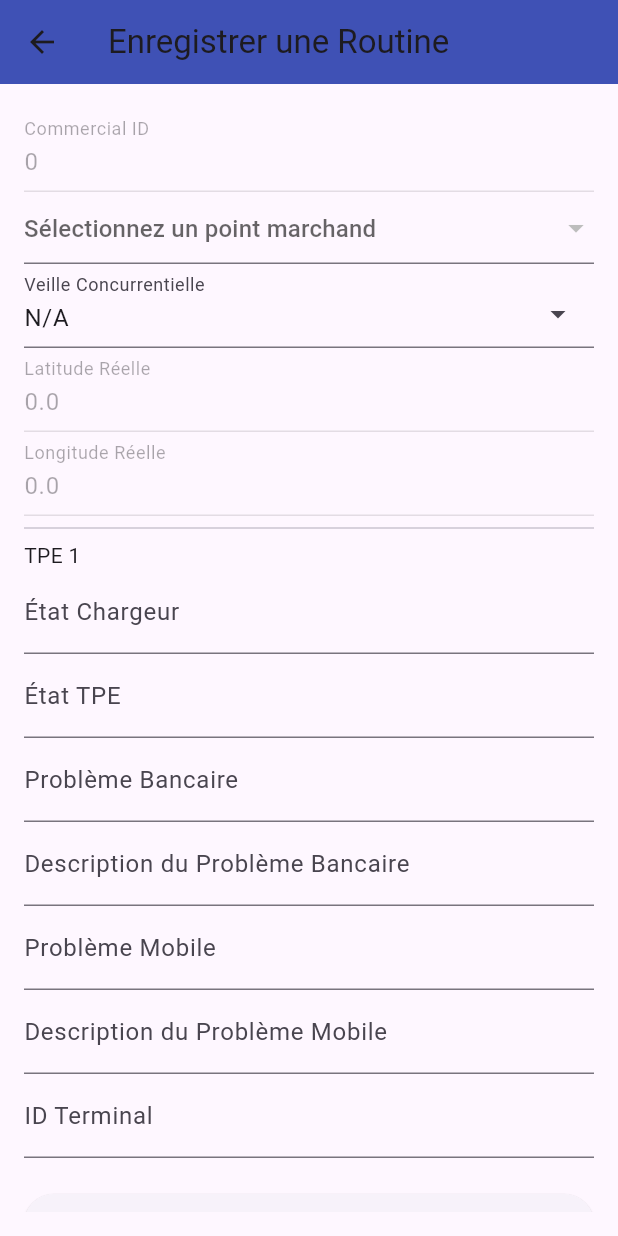
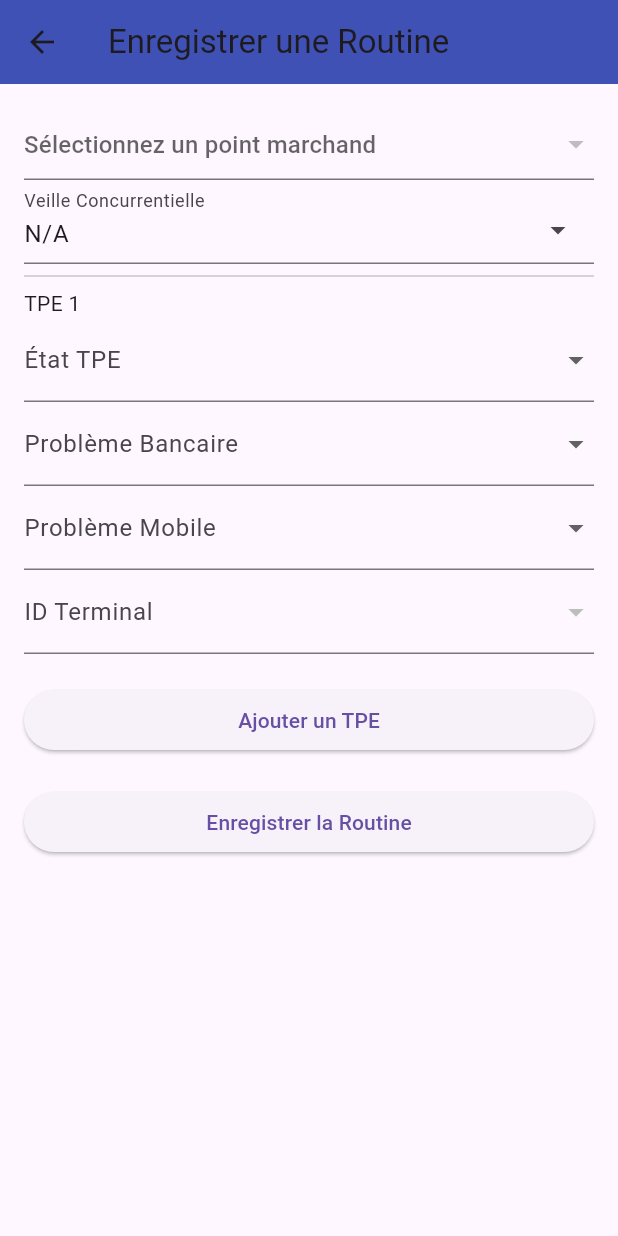
Before and after one commit to Louis-Celestin/routinegp, a Flutter app: the RoutineFormPage screen opened directly, after a tap on "Ajouter un TPE", on a phone screen of 412 x 824 dp. Run offline on Flutter 3.47's test engine with Material 3 defaults, Android fonts, the phone set to English and light mode, and no system bars; drawn by our look-alikes of select_form_field; our stand-ins replace geolocator, permission_handler, shared_preferences; accounts and stored records are empty; network calls fail.

Commit message:
APP avec les champs dynamiques

```diff
--- a/lib/consts/env.const.dart
+++ b/lib/consts/env.const.dart
@@ -1 +1,2 @@
 final baseUrl = "https://apigp.onrender.com/api";
+final baseLocalUrl = "http://172.31.1.28:5500/api";
--- a/lib/screens/routine.screen.dart
+++ b/lib/screens/routine.screen.dart
@@ -29,7 +29,7 @@ class _RoutinePageState extends State<RoutinePage> {
 
     if (agentId != null) {
       final response = await http.get(
-        Uri.parse(baseUrl + '/routines'),
+        Uri.parse(baseLocalUrl + '/routines'),
         headers: {
           'Content-Type': 'application/json',
         },
--- a/lib/screens/routineform.screen.dart
+++ b/lib/screens/routineform.screen.dart
@@ -25,6 +25,10 @@ class _RoutineFormPageState extends State<RoutineFormPage> {
   bool _isLoading = false;
   List<Map<String, dynamic>> _pointsMarchand = [];
   String? _selectedPointMarchand;
+  List<String> _serialNumbers = [];
+  List<Widget> _tpeForms = [];
+  bool? _visibleProblemeMobile = false;
+  bool _visibleProblemeBancaire = false;
 
   final List<Map<String, dynamic>> _items = [
     {
@@ -49,9 +53,20 @@ class _RoutineFormPageState extends State<RoutineFormPage> {
     },
   ];
 
+  final List<Map<String, dynamic>> _etatItems = [
+    {'value': 'OK', 'label': 'OK'},
+    {'value': 'NON OK', 'label': 'NON OK'},
+  ];
+
+  final List<Map<String, dynamic>> _problemeItems = [
+    {'value': 'OUI', 'label': 'OUI'},
+    {'value': 'NON', 'label': 'NON'},
+  ];
+
   @override
   void initState() {
     super.initState();
+    _getCurrentLocation();
     _loadCommercialId();
     _checkLocationPermission();
     _loadPointsMarchand();
@@ -61,12 +76,11 @@ class _RoutineFormPageState extends State<RoutineFormPage> {
   Future<void> _loadPointsMarchand() async {
     try {
       final response = await http.post(
-        Uri.parse(baseUrl + '/getpm'),
+        Uri.parse(baseLocalUrl + '/getpm'),
         headers: {
           'Content-Type': 'application/json',
         },
         body: jsonEncode({
-          // Body parameters if any
           'latitudeTelephone': 5.2973114754742,
           'longitudeTelephone': -3.972523960301,
         }),
@@ -74,7 +88,6 @@ class _RoutineFormPageState extends State<RoutineFormPage> {
 
       if (response.statusCode == 200) {
         final List<dynamic> data = json.decode(response.body);
-        print(data);
         setState(() {
           _pointsMarchand = data.map((point) {
             return {
@@ -124,7 +137,7 @@ class _RoutineFormPageState extends State<RoutineFormPage> {
 
   void _addTpe() {
     setState(() {
-      tpeList.add(Tpe(
+      Tpe tpe = Tpe(
         problemeBancaire: '',
         descriptionProblemeBancaire: '',
         problemeMobile: '',
@@ -132,7 +145,16 @@ class _RoutineFormPageState extends State<RoutineFormPage> {
         idTerminal: '',
         etatTpeRoutine: '',
         etatChargeurTpeRoutine: '',
-      ));
+      );
+      tpeList.add(tpe);
+      _tpeForms.add(_buildTpeForm(tpe));
+    });
+  }
+
+  void _removeTpe(int index) {
+    setState(() {
+      tpeList.removeAt(index);
+      _tpeForms.removeAt(index);
     });
   }
 
@@ -155,7 +177,7 @@ class _RoutineFormPageState extends State<RoutineFormPage> {
 
       try {
         final response = await http.post(
-          Uri.parse(baseUrl + '/makeRoutine'),
+          Uri.parse(baseLocalUrl + '/makeRoutine'),
           headers: {
             'Content-Type': 'application/json',
           },
@@ -186,6 +208,166 @@ class _RoutineFormPageState extends State<RoutineFormPage> {
     }
   }
 
+  Future<void> _fetchSerialNumbers(String selectedPointMarchand) async {
+    try {
+      final response = await http.post(
+        Uri.parse(baseLocalUrl + '/getSnBypointMarchand'),
+        headers: {
+          'Content-Type': 'application/json',
+        },
+        body: jsonEncode({
+          'pointMarchand': selectedPointMarchand,
+        }),
+      );
+
+      if (response.statusCode == 200) {
+        final List<dynamic> data = json.decode(response.body);
+        setState(() {
+          _serialNumbers = List<String>.from(data
+              .map((serialNumber) => serialNumber['SERIAL_NUMBER'])
+              .toList());
+        });
+        _generateTpeForms();
+      } else {
+        print('Failed to load serial numbers: ${response.statusCode}');
+      }
+    } catch (e) {
+      print('Error loading serial numbers: $e');
+    }
+  }
+
+  void _generateTpeForms() {
+    _tpeForms.clear();
+    tpeList.clear();
+
+    for (String serialNumber in _serialNumbers) {
+      Tpe tpe = Tpe(
+        problemeBancaire: '',
+        descriptionProblemeBancaire: '',
+        problemeMobile: '',
+        descriptionProblemeMobile: '',
+        idTerminal: serialNumber,
+        etatTpeRoutine: '',
+        etatChargeurTpeRoutine: '',
+      );
+      tpeList.add(tpe);
+      _tpeForms.add(_buildTpeForm(tpe));
+    }
+    setState(() {});
+  }
+
+  Widget _buildTpeForm(Tpe tpe) {
+    return Column(
+      crossAxisAlignment: CrossAxisAlignment.start,
+      children: [
+        const Divider(),
+        Text('TPE ${tpeList.indexOf(tpe) + 1}'),
+        DropdownButtonFormField<String>(
+          value: tpe.etatTpeRoutine.isEmpty ? null : tpe.etatTpeRoutine,
+          items: _etatItems.map((item) {
+            return DropdownMenuItem<String>(
+              value: item['value'],
+              child: Text(item['label']),
+            );
+          }).toList(),
+          onChanged: (value) {
+            setState(() {
+              tpe.etatTpeRoutine = value!;
+            });
+          },
+          decoration: InputDecoration(labelText: 'État TPE'),
+        ),
+        DropdownButtonFormField<String>(
+          value: tpe.problemeBancaire.isEmpty ? null : tpe.problemeBancaire,
+          items: _problemeItems.map((item) {
+            return DropdownMenuItem<String>(
+              value: item['value'],
+              child: Text(item['label']),
+            );
+          }).toList(),
+          onChanged: (value) {
+            setState(() {
+              tpe.problemeBancaire = value!;
+              _visibleProblemeBancaire = value == 'OUI';
+            });
+          },
+          decoration: InputDecoration(labelText: 'Problème Bancaire'),
+        ),
+        Visibility(
+          visible: tpe.problemeBancaire == 'OUI',
+          child: TextFormField(
+            decoration:
+                InputDecoration(labelText: 'Description Problème Bancaire'),
+            maxLines: 3,
+            onChanged: (value) {
+              setState(() {
+                tpe.descriptionProblemeBancaire = value;
+              });
+            },
+            validator: (value) {
+              if (tpe.problemeBancaire == 'OUI' &&
+                  (value == null || value.isEmpty)) {
+                return 'Description obligatoire si problème bancaire est OUI';
+              }
+              return null;
+            },
+          ),
+        ),
+        DropdownButtonFormField<String>(
+          value: tpe.problemeMobile.isEmpty ? null : tpe.problemeMobile,
+          items: _problemeItems.map((item) {
+            return DropdownMenuItem<String>(
+              value: item['value'],
+              child: Text(item['label']),
+            );
+          }).toList(),
+          onChanged: (value) {
+            setState(() {
+              tpe.problemeMobile = value!;
+              _visibleProblemeMobile = value == 'OUI';
+            });
+          },
+          decoration: InputDecoration(labelText: 'Problème Mobile'),
+        ),
+        Visibility(
+          visible: tpe.problemeMobile == 'OUI',
+          child: TextFormField(
+            decoration:
+                InputDecoration(labelText: 'Description Problème Mobile'),
+            maxLines: 3,
+            onChanged: (value) {
+              setState(() {
+                tpe.descriptionProblemeMobile = value;
+              });
+            },
+            validator: (value) {
+              if (tpe.problemeMobile == 'OUI' &&
+                  (value == null || value.isEmpty)) {
+                return 'Description obligatoire si problème mobile est OUI';
+              }
+              return null;
+            },
+          ),
+        ),
+        DropdownButtonFormField<String>(
+          value: tpe.idTerminal.isEmpty ? null : tpe.idTerminal,
+          items: _serialNumbers.map((serialNumber) {
+            return DropdownMenuItem<String>(
+              value: serialNumber,
+              child: Text(serialNumber),
+            );
+          }).toList(),
+          onChanged: (value) {
+            setState(() {
+              tpe.idTerminal = value!;
+            });
+          },
+          decoration: InputDecoration(labelText: 'ID Terminal'),
+        ),
+      ],
+    );
+  }
+
   @override
   Widget build(BuildContext context) {
     return Scaffold(
@@ -199,11 +381,14 @@ class _RoutineFormPageState extends State<RoutineFormPage> {
           key: _formKey,
           child: ListView(
             children: [
-              TextFormField(
+              Visibility(
+                visible: false,
+                child: TextFormField(
                   decoration: InputDecoration(labelText: 'Commercial ID'),
                   initialValue: commercialId.toString(),
                   keyboardType: TextInputType.number,
                   enabled: false,
+                ),
               ),
               DropdownButtonFormField<String>(
                 value: _selectedPointMarchand,
@@ -217,6 +402,8 @@ class _RoutineFormPageState extends State<RoutineFormPage> {
                   setState(() {
                     _selectedPointMarchand = value;
                     pointMarchand = value!;
+// Récupérer les numéros de série en fonction du point marchand sélectionné
+                    _fetchSerialNumbers(value);
                   });
                 },
                 decoration: InputDecoration(
@@ -238,121 +425,39 @@ class _RoutineFormPageState extends State<RoutineFormPage> {
                   veilleConcurrentielle = value.toString();
                 },
               ),
-              TextFormField(
+              Visibility(
+                visible: false,
+                child: TextFormField(
                   decoration: InputDecoration(labelText: 'Latitude Réelle'),
                   keyboardType: TextInputType.number,
                   enabled: false,
                   initialValue:
                       latitudeReel != null ? latitudeReel.toString() : '',
                 ),
-              TextFormField(
+              ),
+              Visibility(
+                visible: false,
+                child: TextFormField(
                   decoration: InputDecoration(labelText: 'Longitude Réelle'),
                   keyboardType: TextInputType.number,
                   enabled: false,
                   initialValue:
                       longitudeReel != null ? longitudeReel.toString() : '',
                 ),
-              ...tpeList.asMap().entries.map((entry) {
-                int index = entry.key;
-                Tpe tpe = entry.value;
-
-                return Column(
-                  key: ValueKey(index),
-                  crossAxisAlignment: CrossAxisAlignment.start,
-                  children: [
-                    const Divider(),
-                    Text('TPE ${index + 1}'),
-                    TextFormField(
-                      decoration: InputDecoration(labelText: 'État Chargeur'),
-                      validator: (value) {
-                        if (value!.isEmpty) {
-                          return 'Veuillez entrer l\'état du chargeur';
-                        }
-                        return null;
-                      },
-                      onSaved: (value) {
-                        tpeList[index].etatChargeurTpeRoutine = value!;
-                      },
               ),
-                    TextFormField(
-                      decoration: InputDecoration(labelText: 'État TPE'),
-                      validator: (value) {
-                        if (value!.isEmpty) {
-                          return 'Veuillez entrer l\'état du TPE';
-                        }
-                        return null;
-                      },
-                      onSaved: (value) {
-                        tpeList[index].etatTpeRoutine = value!;
-                      },
-                    ),
-                    TextFormField(
-                      decoration:
-                          InputDecoration(labelText: 'Problème Bancaire'),
-                      validator: (value) {
-                        if (value!.isEmpty) {
-                          return 'Veuillez entrer le problème bancaire';
-                        }
-                        return null;
-                      },
-                      onSaved: (value) {
-                        tpeList[index].problemeBancaire = value!;
-                      },
-                    ),
-                    TextFormField(
-                      decoration: InputDecoration(
-                          labelText: 'Description du Problème Bancaire'),
-                      onSaved: (value) {
-                        tpeList[index].descriptionProblemeBancaire = value!;
-                      },
-                    ),
-                    TextFormField(
-                      decoration: InputDecoration(labelText: 'Problème Mobile'),
-                      validator: (value) {
-                        if (value!.isEmpty) {
-                          return 'Veuillez entrer le problème mobile';
-                        }
-                        return null;
-                      },
-                      onSaved: (value) {
-                        tpeList[index].problemeMobile = value!;
-                      },
-                    ),
-                    TextFormField(
-                      decoration: InputDecoration(
-                          labelText: 'Description du Problème Mobile'),
-                      onSaved: (value) {
-                        tpeList[index].descriptionProblemeMobile = value!;
-                      },
-                    ),
-                    TextFormField(
-                      decoration: InputDecoration(labelText: 'ID Terminal'),
-                      validator: (value) {
-                        if (value!.isEmpty) {
-                          return 'Veuillez entrer l\'ID du terminal';
-                        }
-                        return null;
-                      },
-                      onSaved: (value) {
-                        tpeList[index].idTerminal = value!;
-                      },
-                    ),
-                    const SizedBox(height: 20),
-                  ],
-                );
-              }).toList(),
+// Display the generated TPE forms
+              ..._tpeForms,
+              SizedBox(height: 20),
               ElevatedButton(
                 onPressed: _addTpe,
                 child: Text('Ajouter un TPE'),
               ),
-              const SizedBox(height: 20),
+              SizedBox(height: 20),
               ElevatedButton(
                 onPressed: _isLoading ? null : _submitForm,
                 child: _isLoading
-                    ? CircularProgressIndicator(
-                        valueColor: AlwaysStoppedAnimation<Color>(Colors.white),
-                      )
-                    : Text('Soumettre'),
+                    ? CircularProgressIndicator()
+                    : Text('Enregistrer la Routine'),
               ),
             ],
           ),
@@ -361,3 +466,35 @@ class _RoutineFormPageState extends State<RoutineFormPage> {
     );
   }
 }
+
+class Tpe {
+  String problemeBancaire;
+  String descriptionProblemeBancaire;
+  String problemeMobile;
+  String descriptionProblemeMobile;
+  String idTerminal;
+  String etatTpeRoutine;
+  String etatChargeurTpeRoutine;
+
+  Tpe({
+    required this.problemeBancaire,
+    required this.descriptionProblemeBancaire,
+    required this.problemeMobile,
+    required this.descriptionProblemeMobile,
+    required this.idTerminal,
+    required this.etatTpeRoutine,
+    required this.etatChargeurTpeRoutine,
+  });
+
+  Map<String, dynamic> toJson() {
+    return {
+      'problemeBancaire': problemeBancaire,
+      'descriptionProblemeBancaire': descriptionProblemeBancaire,
+      'problemeMobile': problemeMobile,
+      'descriptionProblemeMobile': descriptionProblemeMobile,
+      'idTerminal': idTerminal,
+      'etatTpeRoutine': etatTpeRoutine,
+      'etatChargeurTpeRoutine': etatChargeurTpeRoutine,
+    };
+  }
+}
```
Lines whose indentation alone changed are shown as unchanged.
